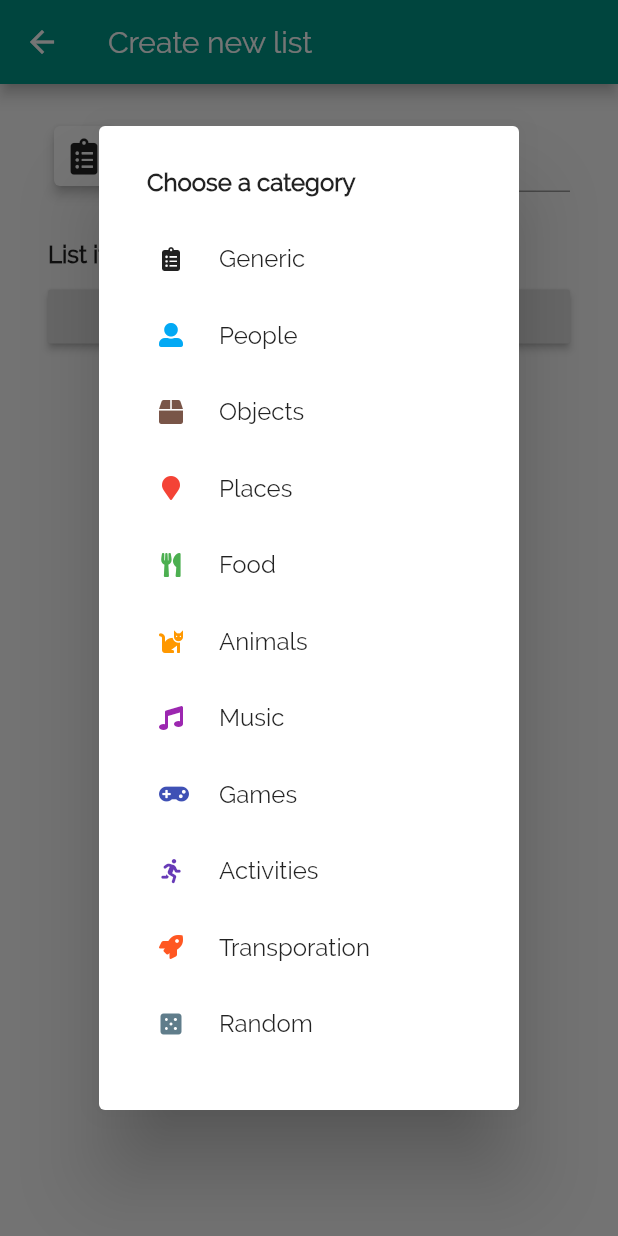
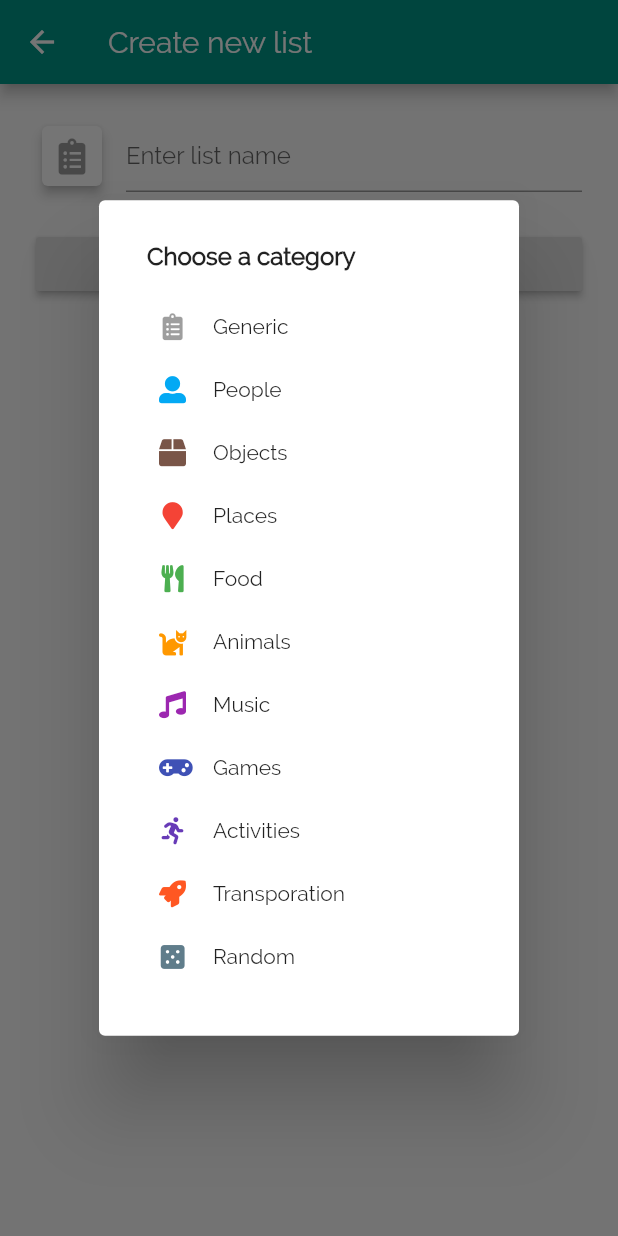
Before and after one commit to shyrwinsia/dcydr, a Flutter app: the AddListPage screen opened directly, after a tap on an icon or button, on a phone screen of 412 x 824 dp. Run offline on Flutter 3.47's test engine with Material 2 defaults, Android fonts, the phone set to English and light mode, and no system bars; our stand-ins replace bloc, equatable, font_awesome_flutter, sembast.

Commit message:
UI changes

```diff
--- a/lib/data/types.dart
+++ b/lib/data/types.dart
@@ -95,7 +95,7 @@ class RandomList {
       default:
         return Icon(
           FontAwesomeIcons.clipboardList,
-          color: Colors.black87,
+          color: Colors.black38,
         );
     }
   }
--- a/lib/pages/addlistpage.dart
+++ b/lib/pages/addlistpage.dart
@@ -21,12 +21,22 @@ class _AddListPageState extends State<AddListPage> {
     return ListView(
       padding: EdgeInsets.symmetric(
         vertical: 24,
-        horizontal: 32,
+        horizontal: 24,
       ),
       children: <Widget>[
         Row(
           children: <Widget>[
             InkWell(
+              child: Card(
+                elevation: 3,
+                child: Padding(
+                  padding: EdgeInsets.all(8),
+                  child: Icon(
+                    FontAwesomeIcons.clipboardList,
+                    color: Colors.black38,
+                  ),
+                ),
+              ),
               onTap: () {
                 showDialog(
                   context: context,
@@ -50,7 +60,7 @@ class _AddListPageState extends State<AddListPage> {
                             _createCategoryInkwell(
                               'Generic',
                               FontAwesomeIcons.clipboardList,
-                              Colors.black87,
+                              Colors.black38,
                             ),
                             _createCategoryInkwell('People',
                                 FontAwesomeIcons.userAlt, Colors.lightBlue),
@@ -106,19 +116,9 @@ class _AddListPageState extends State<AddListPage> {
                   },
                 );
               },
-              child: Card(
-                elevation: 3,
-                child: Padding(
-                  padding: EdgeInsets.all(8),
-                  child: Icon(
-                    FontAwesomeIcons.clipboardList,
-                    color: Colors.black87,
-                  ),
-                ),
-              ),
             ),
             SizedBox(
-              width: 8,
+              width: 12,
             ),
             Flexible(
               child: TextField(
@@ -130,18 +130,15 @@ class _AddListPageState extends State<AddListPage> {
           ],
         ),
         SizedBox(
-          height: 32,
+          height: 24,
         ),
-        Text(
-          'List items',
-          style: TextStyle(fontSize: 16, fontWeight: FontWeight.bold),
-        ),
-        SizedBox(
-          height: 8,
-        ),
-        RaisedButton(
+        RaisedButton.icon(
+          icon: Icon(
+            FontAwesomeIcons.plus,
+            size: 12,
+          ),
           onPressed: () {},
-          child: Text('Add item'),
+          label: Text('Add list item'),
         )
       ],
     );
@@ -157,19 +154,22 @@ class _AddListPageState extends State<AddListPage> {
       child: Container(
         padding: EdgeInsets.symmetric(
           horizontal: 8,
-          vertical: 16,
+          vertical: 12,
         ),
         child: Row(
           children: [
             Icon(
               iconData,
-              size: 16,
+              size: 18,
               color: color,
             ),
             SizedBox(
-              width: 24,
+              width: 18,
             ),
-            Text(category),
+            Text(
+              category,
+              style: TextStyle(fontSize: 14),
+            ),
           ],
         ),
       ),
```
